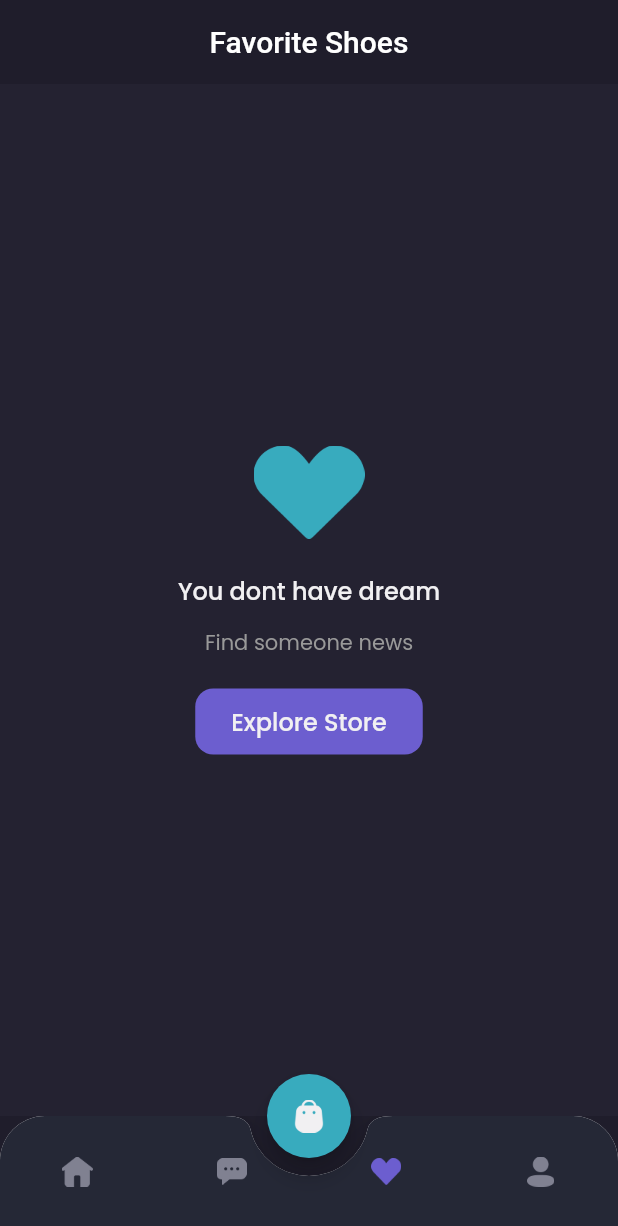
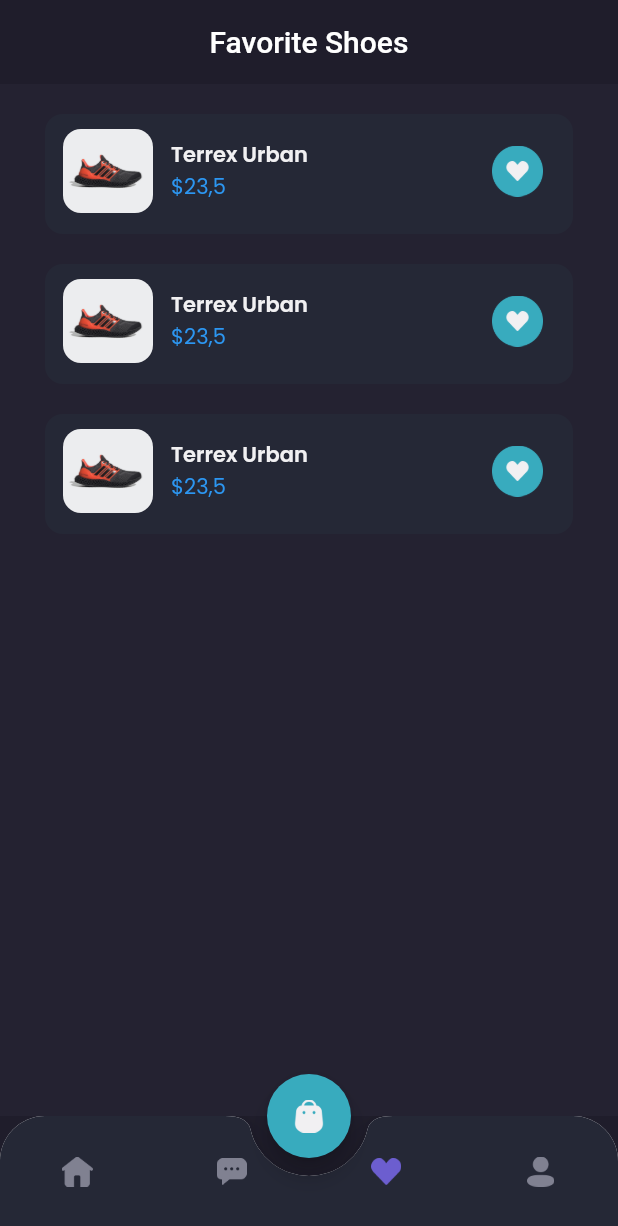
Before and after one commit to mhdiqbl/ecomercesepatu, a Flutter app: the MainPage screen opened by its route, item 3 of the bottom bar chosen, on a phone screen of 412 x 824 dp. Shown: the top 1226 px of the screen. Run offline on Flutter 3.47's test engine with Material 2 defaults, Android fonts, the phone set to English and light mode, and no system bars; our stand-ins replace google_fonts.

Commit message:
Slicing Wishlist Page Content

```diff
--- a/lib/pages/home/wishlist_page.dart
+++ b/lib/pages/home/wishlist_page.dart
@@ -1,5 +1,6 @@
 import 'package:flutter/material.dart';
 import 'package:sepatu/theme.dart';
+import 'package:sepatu/widgets/wishlist_card.dart';
 
 class WishlistPage extends StatelessWidget {
   const WishlistPage({Key? key}) : super(key: key);
@@ -26,13 +27,15 @@ class WishlistPage extends StatelessWidget {
           child: Column(
             mainAxisAlignment: MainAxisAlignment.center,
             children: [
-              Image.asset('assets/image_wishlist.png',
+              Image.asset(
+                'assets/image_wishlist.png',
                 width: 74,
               ),
               SizedBox(
                 height: 23,
               ),
-              Text('You dont have dream',
+              Text(
+                'You dont have dream',
                 style: primaryTextStyle.copyWith(
                   fontSize: 16,
                   fontWeight: medium,
@@ -41,13 +44,14 @@ class WishlistPage extends StatelessWidget {
               SizedBox(
                 height: 12,
               ),
-              Text('Find someone news',
-              style: secondaryTextStyle
+              Text('Find someone news', style: secondaryTextStyle),
+              SizedBox(
+                height: 20,
               ),
-          SizedBox(height: 20,),
               Container(
                 height: 44,
-            child: TextButton(onPressed: (){},
+                child: TextButton(
+                  onPressed: () {},
                   style: TextButton.styleFrom(
                     padding: EdgeInsets.symmetric(
                       vertical: 10,
@@ -55,10 +59,10 @@ class WishlistPage extends StatelessWidget {
                     ),
                     backgroundColor: primaryColor,
                     shape: RoundedRectangleBorder(
-                borderRadius: BorderRadius.circular(12)
+                        borderRadius: BorderRadius.circular(12)),
                   ),
-            ),
-            child: Text('Explore Store',
+                  child: Text(
+                    'Explore Store',
                     style: primaryTextStyle.copyWith(
                       fontSize: 16,
                       fontWeight: medium,
@@ -72,10 +76,29 @@ class WishlistPage extends StatelessWidget {
       );
     }
 
+    Widget content() {
+      return Expanded(
+        child: Container(
+          color: backgroundColor3,
+          child: ListView(
+            padding: EdgeInsets.symmetric(
+              horizontal: defaultMargin,
+            ),
+            children: [
+              WishListCard(),
+              WishListCard(),
+              WishListCard(),
+            ],
+          ),
+        ),
+      );
+    }
+
     return Column(
       children: [
         header(),
-        emptyWishlist(),
+        //emptyWishlist(),
+        content(),
       ],
     );
   }
--- /dev/null
+++ b/lib/widgets/wishlist_card.dart
@@ -0,0 +1,56 @@
+import 'package:flutter/material.dart';
+import 'package:sepatu/theme.dart';
+
+class WishListCard extends StatelessWidget {
+  const WishListCard({Key? key}) : super(key: key);
+
+  @override
+  Widget build(BuildContext context) {
+    return Container(
+      margin: EdgeInsets.only(
+        top: 20,
+      ),
+      padding: EdgeInsets.only(
+        top: 10,
+        left: 12,
+        bottom: 14,
+        right: 20,
+      ),
+      decoration: BoxDecoration(
+        borderRadius: BorderRadius.circular(12),
+        color: backgroundColor4,
+      ),
+      child: Row(
+        children: [
+          ClipRRect(
+            borderRadius: BorderRadius.circular(12),
+            child: Image.asset('assets/image_shoes.png',
+            width: 60,
+            ),
+          ),
+          SizedBox(
+            width: 12,
+          ),
+          Expanded(
+            child: Column(
+              crossAxisAlignment: CrossAxisAlignment.start,
+              children: [
+                Text('Terrex Urban',
+                style: primaryTextStyle.copyWith(
+                  fontWeight: semiBold,
+                ),
+                ),
+                Text('\$23,5',
+                style: priceTextStyle,
+                ),
+              ],
+            ),
+          ),
+          Image.asset('assets/button_wishlist_blue.png',
+          width: 34,
+          ),
+        ],
+      ),
+    );
+  }
+}
```
Lines whose indentation alone changed are shown as unchanged.
